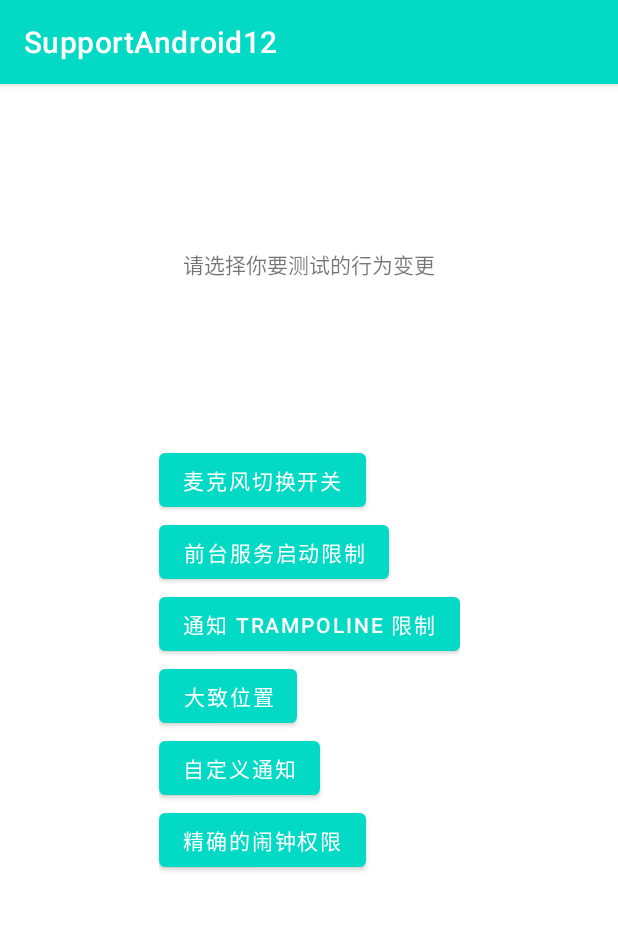
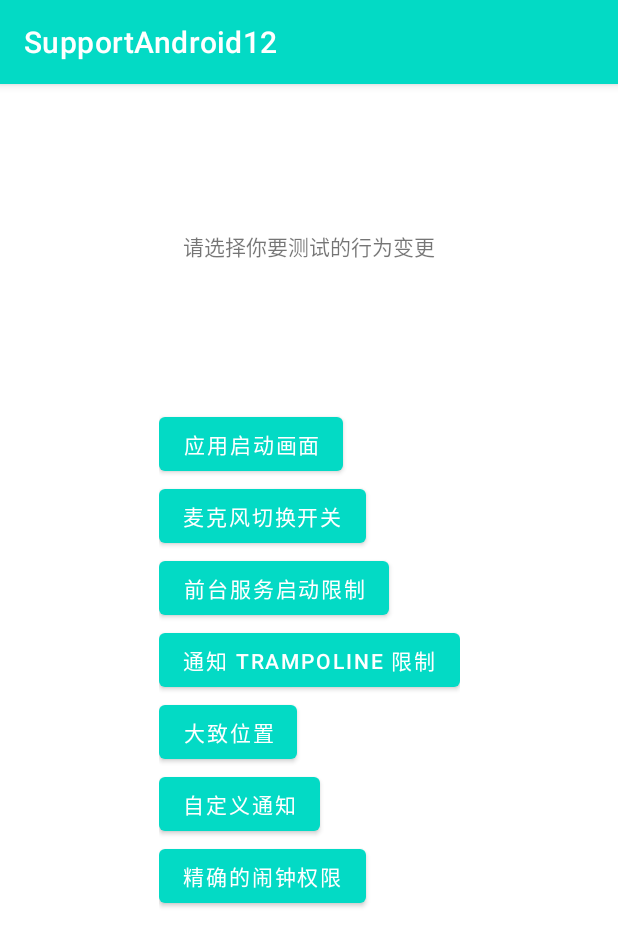
Before and after one commit to madchan/SupportAndroid12, an Android app: the screen it shows after launch (MainActivity), on a phone screen of 412 x 824 dp. Shown: the top 946 px of the screen. Run offline under Robolectric (Android 15) with nearby library versions, the phone set to English and light mode, and no system bars.

Commit message:
应用启动画面行为变更适配

```diff
--- a/app/build.gradle
+++ b/app/build.gradle
@@ -43,4 +43,7 @@ dependencies {
     testImplementation 'junit:junit:4.13.2'
     androidTestImplementation 'androidx.test.ext:junit:1.1.3'
     androidTestImplementation 'androidx.test.espresso:espresso-core:3.4.0'
+
+    implementation 'androidx.core:core-splashscreen:1.0.0-beta01'
+
 }
--- a/app/src/main/java/com/madchan/supportandroid12/ExactAlarmPermissionActivity.kt
+++ b/app/src/main/java/com/madchan/supportandroid12/ExactAlarmPermissionActivity.kt
@@ -5,7 +5,6 @@ import android.app.AlarmManager.AlarmClockInfo
 import android.app.PendingIntent
 import android.content.Context
 import android.content.Intent
-import android.content.pm.PackageManager
 import android.net.Uri
 import android.os.Build
 import android.os.Bundle
@@ -13,11 +12,9 @@ import android.os.SystemClock
 import android.provider.Settings
 import android.view.View
 import androidx.appcompat.app.AppCompatActivity
-import androidx.lifecycle.LiveData
 import androidx.lifecycle.MutableLiveData
 import com.madchan.supportandroid12.databinding.ActivityExactAlarmPermissionBinding
-import java.security.Permission
-import java.security.Permissions
+import com.madchan.supportandroid12.stateMachine.ExactAlarmPermissionStateMachine
 import java.util.*
 
 class ExactAlarmPermissionActivity : AppCompatActivity() {
@@ -42,6 +39,7 @@ class ExactAlarmPermissionActivity : AppCompatActivity() {
         super.onRestart()
         stateMachineLD.value = stateMachineLD.value?.nextState()
     }
+
     private fun addStateMachineObserver() {
         stateMachineLD.observe(this) {
             binding.textView.text =
--- a/app/src/main/java/com/madchan/supportandroid12/SplashActivity.kt
+++ b/app/src/main/java/com/madchan/supportandroid12/SplashActivity.kt
@@ -3,16 +3,52 @@ package com.madchan.supportandroid12
 import android.content.Intent
 import android.os.Bundle
 import android.os.Handler
+import android.util.Log
+import android.util.TypedValue
 import androidx.appcompat.app.AppCompatActivity
+import androidx.core.splashscreen.SplashScreen.Companion.installSplashScreen
+import com.madchan.supportandroid12.activity.AppStartupActivity
+import com.madchan.supportandroid12.databinding.ActivitySplashBinding
+import com.madchan.supportandroid12.stateMachine.AppStartupStateMachine
+
 
 class SplashActivity : AppCompatActivity() {
     override fun onCreate(savedInstanceState: Bundle?) {
+        val splashScreen = installSplashScreen()
+
         super.onCreate(savedInstanceState)
 
-        setContentView(R.layout.activity_splash)
+        val binding = ActivitySplashBinding.inflate(layoutInflater)
+        setContentView(binding.root)
+
+        val outValue = TypedValue()
+        theme.resolveAttribute(androidx.core.splashscreen.R.attr.windowSplashScreenAnimatedIcon, outValue, true)
+        if(R.color.transparent == outValue.resourceId) {
+            AppStartupStateMachine.save(AppStartupStateMachine.current().nextState())
+        } else {
+            // 验证常规方案请把以下一行取消注释，这样的话系统启动画面会持续覆盖原有的闪屏页，
+            // 直到开始显示广告页
+            splashScreen.setKeepOnScreenCondition {
+                AppStartupStateMachine.save(AppStartupStateMachine.current().nextState())
+                true
+            }
+        }
+
         Handler(mainLooper).postDelayed({
-            startActivity(Intent(this, MainActivity::class.java))
+            splashScreen.setKeepOnScreenCondition { false }
+            binding.root.setBackgroundColor(resources.getColor(R.color.teal_700))
+            binding.textView.text = "一个无情无义的广告页"
+        }, 2000)
+
+        Handler(mainLooper).postDelayed({
+
+            if(AppStartupStateMachine.END == AppStartupStateMachine.current()){
+                startActivity(Intent(this, AppStartupActivity::class.java))
+            } else {
+                startActivity(Intent(this, MainActivity::class.java))
+            }
+
             finish()
-        }, 2000)
+        }, 4000)
     }
 }
--- /dev/null
+++ b/app/src/main/java/com/madchan/supportandroid12/stateMachine/AppStartupStateMachine.kt
@@ -0,0 +1,52 @@
+package com.madchan.supportandroid12.stateMachine
+
+import com.madchan.supportandroid12.SPUtils
+import com.madchan.supportandroid12.SupportAndroid12Application.Companion.appContext
+
+const val SCHEME_SET_ICON_TRANSPARENT = 0
+const val SCHEME_USE_SPLASH_SCREEN_API = 1
+
+enum class AppStartupStateMachine {
+
+    START {
+        override fun nextState(scheme: Int?): AppStartupStateMachine {
+            return when (scheme) {
+                SCHEME_SET_ICON_TRANSPARENT -> PENDING_TO_SET_ICON_TRANSPARENT
+                SCHEME_USE_SPLASH_SCREEN_API -> PENDING_TO_USE_SPLASH_SCREEN_API
+                else -> this
+            }
+        }
+    },
+    PENDING_TO_SET_ICON_TRANSPARENT {
+        override fun nextState(scheme: Int?) = END
+    }
+    ,
+    PENDING_TO_USE_SPLASH_SCREEN_API {
+        override fun nextState(scheme: Int?) = END
+    },
+    END {
+        override fun nextState(scheme: Int?): AppStartupStateMachine {
+            return when (scheme) {
+                SCHEME_SET_ICON_TRANSPARENT -> PENDING_TO_SET_ICON_TRANSPARENT
+                SCHEME_USE_SPLASH_SCREEN_API -> PENDING_TO_USE_SPLASH_SCREEN_API
+                else -> this
+            }
+        }
+    }
+    ;
+
+    abstract fun nextState(scheme: Int? = null): AppStartupStateMachine
+
+    companion object {
+        private const val KEY_CURRENT_STATE = "alarm_current_state"
+
+        fun current(): AppStartupStateMachine {
+            val value = SPUtils.getInstance(appContext).getString(KEY_CURRENT_STATE)
+            return if (value.isNullOrBlank()) { START } else valueOf(value)
+        }
+
+        fun save(stateMachine: AppStartupStateMachine) {
+            SPUtils.getInstance(appContext).put(KEY_CURRENT_STATE, stateMachine.name, true)
+        }
+    }
+}
--- a/app/src/main/java/com/madchan/supportandroid12/ExactAlarmPermissionStateMachine.kt
+++ b/app/src/main/java/com/madchan/supportandroid12/stateMachine/ExactAlarmPermissionStateMachine.kt
@@ -1,6 +1,9 @@
-package com.madchan.supportandroid12
+package com.madchan.supportandroid12.stateMachine
 
+import com.madchan.supportandroid12.SPUtils
 import com.madchan.supportandroid12.SupportAndroid12Application.Companion.appContext
+import com.madchan.supportandroid12.hasDeclarePermission
+import com.madchan.supportandroid12.hasRequirePermission
 
 enum class ExactAlarmPermissionStateMachine {
 
--- a/app/src/main/res/layout/activity_main.xml
+++ b/app/src/main/res/layout/activity_main.xml
@@ -27,6 +27,13 @@
         app:layout_constraintEnd_toEndOf="parent"
         app:layout_constraintStart_toStartOf="parent"
         app:layout_constraintTop_toTopOf="parent">
+
+        <Button
+            android:layout_width="wrap_content"
+            android:layout_height="wrap_content"
+            android:onClick="appStartup"
+            android:text="应用启动画面"
+            android:textColor="@color/white" />
 
         <Button
             android:layout_width="wrap_content"
--- a/app/src/main/res/values-v31/styles.xml
+++ /dev/null
@@ -1,11 +0,0 @@
-<?xml version="1.0" encoding="utf-8"?>
-<resources>
-
-    <style name="Theme.Splash" parent="@android:style/Theme.Light.NoTitleBar.Fullscreen">
-        <item name="android:windowBackground">@color/teal_200</item>
-        <item name="android:windowFullscreen">true</item>
-        <item name="windowNoTitle">true</item>
-        <item name="windowActionBar">false</item>
-        <item name="android:windowSplashScreenAnimatedIcon">@color/transparent</item>
-    </style>
-</resources>
--- a/app/src/main/res/values/styles.xml
+++ b/app/src/main/res/values/styles.xml
@@ -1,10 +1,15 @@
 <resources>
 
-    <style name="Theme.Splash" parent="@android:style/Theme.Light.NoTitleBar.Fullscreen">
-        <item name="android:windowBackground">@color/teal_200</item>
-        <item name="android:windowFullscreen">true</item>
-        <item name="windowNoTitle">true</item>
-        <item name="windowActionBar">false</item>
+    <style name="Theme.App.Starting.Simple" parent="Theme.SplashScreen">
+        <item name="windowSplashScreenBackground">@color/teal_200</item>
+        <item name="windowSplashScreenAnimatedIcon">@color/transparent</item>
+        <item name="postSplashScreenTheme">@style/Theme.AppCompat</item>
+    </style>
+
+    <style name="Theme.App.Starting.Normal" parent="Theme.SplashScreen">
+        <item name="windowSplashScreenBackground">@color/teal_200</item>
+        <item name="windowSplashScreenAnimatedIcon">@drawable/ic_launcher_foreground</item>
+        <item name="postSplashScreenTheme">@style/Theme.AppCompat</item>
     </style>
 
 </resources>
```
Also changed, not shown: app/src/main/AndroidManifest.xml (+9 -2 lines), app/src/main/java/com/madchan/supportandroid12/MainActivity.kt (+5 -10 lines), app/src/main/java/com/madchan/supportandroid12/activity/AppStartupActivity.kt (added, +49 -0 lines), app/src/main/res/layout/activity_app_startup.xml (added, +49 -0 lines).
